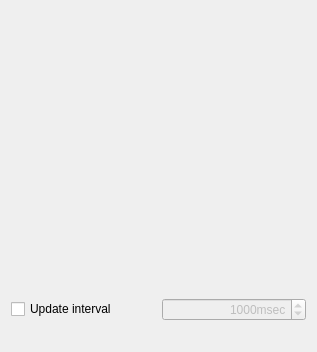
Qt form Client/qtTeamTalk/serverstats.ui (BearWare/TeamTalk5) before a commit.
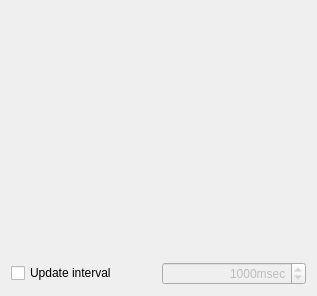
The same form after that commit.

```diff
--- a/Client/qtTeamTalk/serverstats.ui
+++ b/Client/qtTeamTalk/serverstats.ui
@@ -7,7 +7,7 @@
     <x>0</x>
     <y>0</y>
     <width>317</width>
-    <height>352</height>
+    <height>296</height>
    </rect>
   </property>
   <property name="windowTitle">
@@ -157,36 +157,6 @@
      </item>
     </layout>
    </item>
-   <item>
-    <layout class="QHBoxLayout" name="horizontalLayout">
-     <item>
-      <spacer name="horizontalSpacer">
-       <property name="orientation">
-        <enum>Qt::Horizontal</enum>
-       </property>
-       <property name="sizeHint" stdset="0">
-        <size>
-         <width>74</width>
-         <height>20</height>
-        </size>
-       </property>
-      </spacer>
-     </item>
-     <item>
-      <spacer name="horizontalSpacer_2">
-       <property name="orientation">
-        <enum>Qt::Horizontal</enum>
-       </property>
-       <property name="sizeHint" stdset="0">
-        <size>
-         <width>65</width>
-         <height>20</height>
-        </size>
-       </property>
-      </spacer>
-     </item>
-    </layout>
-   </item>
   </layout>
  </widget>
  <resources/>
```
Left out of the diff: 60 changed lines with no effect on the pictures.
